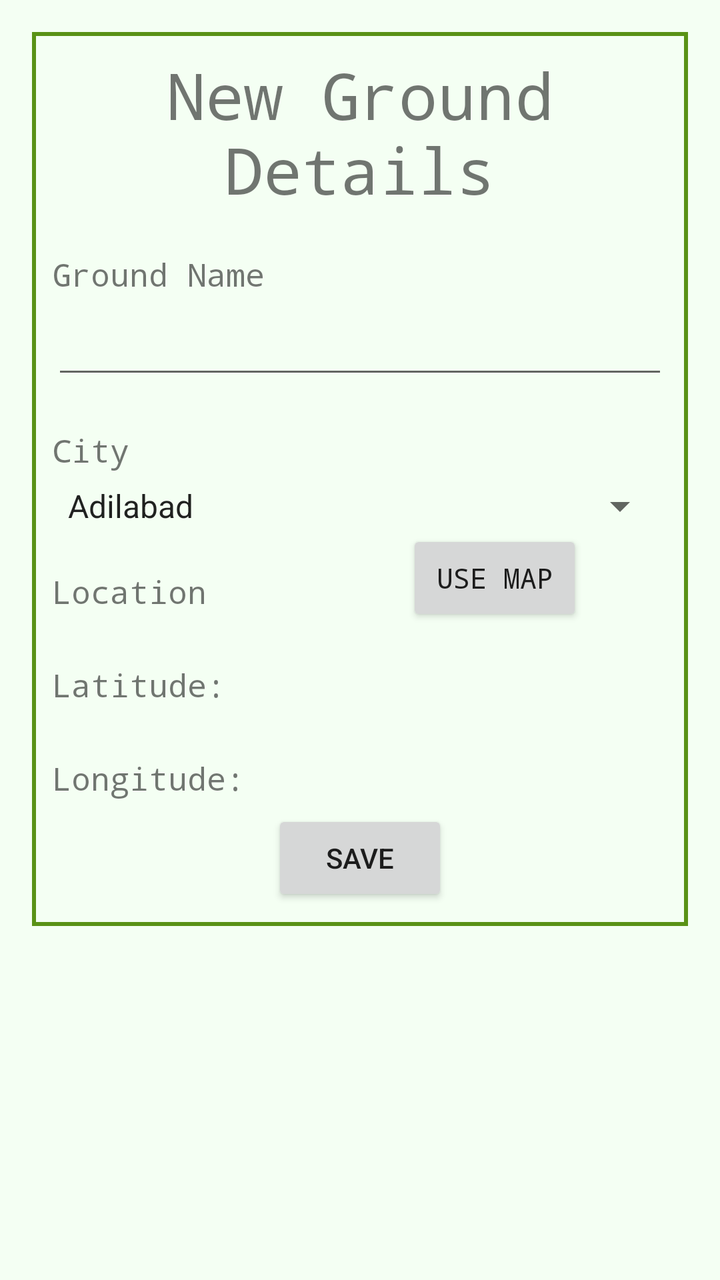
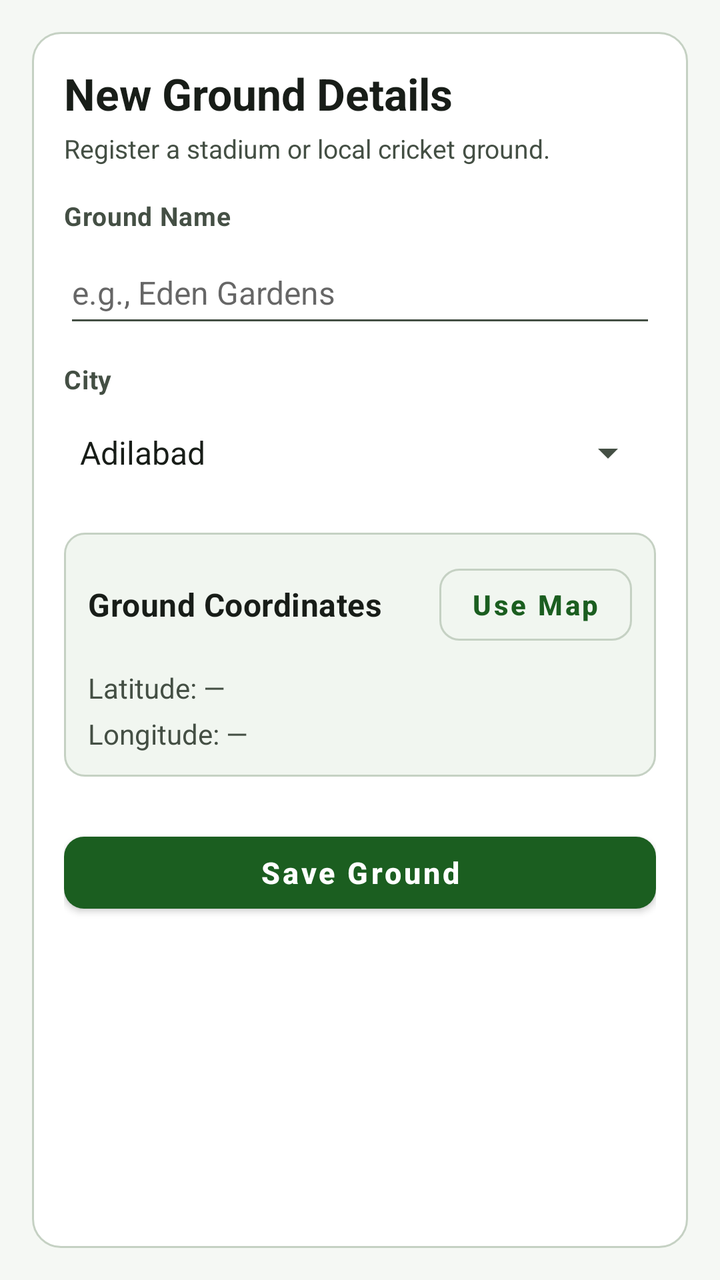

An Android layout rendered at two revisions. The XML below is the earlier revision; the diff shows what the commit changed to produce the second picture.
<!-- AndroidManifest.xml: application theme AppTheme -->
<!-- res/layout/activity_ground_details.xml -->
<?xml version="1.0" encoding="utf-8"?>
<ScrollView xmlns:android="http://schemas.android.com/apk/res/android"
    xmlns:tools="http://schemas.android.com/tools"
    android:id="@+id/activity_ground_details"
    android:layout_width="fill_parent"
    android:layout_height="fill_parent"
    android:paddingBottom="@dimen/activity_vertical_margin"
    android:paddingLeft="@dimen/activity_horizontal_margin"
    android:paddingRight="@dimen/activity_horizontal_margin"
    android:paddingTop="@dimen/activity_vertical_margin"
    android:background="@color/Color_Background"
    tools:context="com.example.android.cricketscoreboard.views.GroundDetailsActivity">

<RelativeLayout
    android:layout_width="match_parent"
    android:layout_height="wrap_content"
    android:background="@drawable/rectangle">

    <TextView
        android:id="@+id/groundDetails_text_view"
        android:layout_width="match_parent"
        android:layout_height="wrap_content"
        android:layout_centerHorizontal="true"
        android:fontFamily="monospace"
        android:text="New Ground Details"
        android:textAlignment="center"
        android:textSize="32sp" />
    <TextView
        android:id="@+id/groundName_text_view"
        android:layout_width="wrap_content"
        android:layout_height="wrap_content"
        android:layout_below="@id/groundDetails_text_view"
        android:fontFamily="monospace"
        android:paddingBottom="5dp"
        android:layout_marginTop="20dp"
        android:text="Ground Name"
        android:textSize="16sp"
        />
    <EditText
        android:id="@+id/groundName_edit_text"
        android:layout_width="match_parent"
        android:layout_height="wrap_content"
        android:layout_below="@id/groundName_text_view"
        android:inputType="textPersonName"
        android:lines="1"
        android:textAllCaps="false"
        android:textStyle="bold"
        android:typeface="monospace"
        android:hapticFeedbackEnabled="true"
        android:width="40dp" />
    <TextView
        android:id="@+id/City_text_view"
        android:layout_width="wrap_content"
        android:layout_height="wrap_content"
        android:layout_below="@id/groundName_edit_text"
        android:fontFamily="monospace"
        android:paddingBottom="5dp"
        android:layout_marginTop="20dp"

        android:text="City"
        android:textSize="16sp"
        />

    <Spinner
        android:id="@+id/city_spinner"
        android:layout_width="match_parent"
        android:layout_height="wrap_content"
        android:layout_below="@id/City_text_view"
        android:entries="@array/city_array"
        android:prompt="@string/city_prompt" />

    <TextView
        android:id="@+id/location_text_view"
        android:layout_width="wrap_content"
        android:layout_height="wrap_content"
        android:layout_below="@id/city_spinner"
        android:fontFamily="monospace"
        android:paddingBottom="5dp"
        android:layout_marginTop="20dp"

        android:text="Location"
        android:textSize="16sp"
        />
    <TextView
        android:id="@+id/latitude_text_view"
        android:layout_width="wrap_content"
        android:layout_height="wrap_content"
        android:layout_below="@id/location_text_view"
        android:fontFamily="monospace"
        android:paddingBottom="5dp"
        android:layout_marginTop="20dp"
        android:text="Latitude:"
        android:textSize="16sp"
        />
    <TextView
        android:id="@+id/longitude_text_view"
        android:layout_width="wrap_content"
        android:layout_height="wrap_content"
        android:layout_below="@id/latitude_text_view"
        android:fontFamily="monospace"
        android:paddingBottom="5dp"
        android:layout_marginTop="20dp"
        android:text="Longitude:"
        android:textSize="16sp"
        />
        <Button
            android:layout_width="wrap_content"
            android:layout_height="wrap_content"
            android:text="Use Map"
            android:fontFamily="monospace"
            android:layout_marginLeft="100dp"
            android:layout_below="@id/city_spinner"
            android:layout_toRightOf="@id/location_text_view"/>

    <Button
    android:layout_width="wrap_content"
    android:layout_height="wrap_content"
    android:layout_below="@id/longitude_text_view"
    android:layout_centerHorizontal="true"
    android:text="Save"/>


</RelativeLayout>

</ScrollView>
<!-- resources referenced by this layout -->
<resources>
  <color name="Color_Background">#F4FFF3</color>
  <!-- drawable rectangle (drawable) -->
  <?xml version="1.0" encoding="utf-8"?>
  <shape xmlns:android="http://schemas.android.com/apk/res/android" android:shape="rectangle" >
  
      <solid android:color="@color/Color_Background" />
      <stroke android:width="2dip" android:color="@color/colorPrimaryDark"/>
      <padding
          android:left="10dp"
          android:top="10dp"
          android:right="10dp"
          android:bottom="10dp" />
      <gradient
          android:angle="45"
          android:centerX= "2"
          android:centerY= "2"
          android:centerColor="@color/Color_Background"
          android:endColor="@color/Color_Background"
          android:gradientRadius="1000"
          android:startColor="@color/black_overlay"
          android:type="sweep"
          android:useLevel="false"
      />
      <size
          android:width="10dp"
          android:height="10dp" />
  </shape>
  <style name="AppTheme" parent="Theme.AppCompat.Light.DarkActionBar">
          
          <item name="colorPrimary">@color/colorPrimary</item>
          <item name="colorPrimaryDark">@color/colorPrimaryDark</item>
          <item name="colorAccent">@color/colorAccent</item>
      </style>
  <color name="colorPrimaryDark">#5a9216</color>
  <color name="black_overlay">#66000000</color>
  
      #5D4037
      26C6DA
  <color name="colorPrimary">#8bc34a</color>
  <color name="colorAccent">#E64A19</color>
  <!-- unchanged entries left out for length: 4 -->
</resources>

<!-- the commit's change to res/layout/activity_ground_details.xml (unified diff, before → after) -->
@@ -2,124 +2,130 @@
 <ScrollView xmlns:android="http://schemas.android.com/apk/res/android"
     xmlns:tools="http://schemas.android.com/tools"
     android:id="@+id/activity_ground_details"
-    android:layout_width="fill_parent"
-    android:layout_height="fill_parent"
+    android:layout_width="match_parent"
+    android:layout_height="match_parent"
+    android:background="@color/Color_Background"
+    android:fillViewport="true"
+    android:paddingLeft="@dimen/activity_horizontal_margin"
+    android:paddingTop="@dimen/activity_vertical_margin"
+    android:paddingRight="@dimen/activity_horizontal_margin"
     android:paddingBottom="@dimen/activity_vertical_margin"
-    android:paddingLeft="@dimen/activity_horizontal_margin"
-    android:paddingRight="@dimen/activity_horizontal_margin"
-    android:paddingTop="@dimen/activity_vertical_margin"
-    android:background="@color/Color_Background"
     tools:context="com.example.android.cricketscoreboard.views.GroundDetailsActivity">
 
-<RelativeLayout
-    android:layout_width="match_parent"
-    android:layout_height="wrap_content"
-    android:background="@drawable/rectangle">
-
-    <TextView
-        android:id="@+id/groundDetails_text_view"
+    <LinearLayout
         android:layout_width="match_parent"
         android:layout_height="wrap_content"
-        android:layout_centerHorizontal="true"
-        android:fontFamily="monospace"
-        android:text="New Ground Details"
-        android:textAlignment="center"
-        android:textSize="32sp" />
-    <TextView
-        android:id="@+id/groundName_text_view"
-        android:layout_width="wrap_content"
-        android:layout_height="wrap_content"
-        android:layout_below="@id/groundDetails_text_view"
-        android:fontFamily="monospace"
-        android:paddingBottom="5dp"
-        android:layout_marginTop="20dp"
-        android:text="Ground Name"
-        android:textSize="16sp"
-        />
-    <EditText
-        android:id="@+id/groundName_edit_text"
-        android:layout_width="match_parent"
-        android:layout_height="wrap_content"
-        android:layout_below="@id/groundName_text_view"
-        android:inputType="textPersonName"
-        android:lines="1"
-        android:textAllCaps="false"
-        android:textStyle="bold"
-        android:typeface="monospace"
-        android:hapticFeedbackEnabled="true"
-        android:width="40dp" />
-    <TextView
-        android:id="@+id/City_text_view"
-        android:layout_width="wrap_content"
-        android:layout_height="wrap_content"
-        android:layout_below="@id/groundName_edit_text"
-        android:fontFamily="monospace"
-        android:paddingBottom="5dp"
-        android:layout_marginTop="20dp"
+        android:background="@drawable/rectangle"
+        android:orientation="vertical"
+        android:padding="@dimen/space_lg">
 
-        android:text="City"
-        android:textSize="16sp"
-        />
+        <TextView
+            android:id="@+id/groundDetails_text_view"
+            android:layout_width="match_parent"
+            android:layout_height="wrap_content"
+            android:text="New Ground Details"
+            android:textAppearance="@style/TextAppearance.Cricket.ScreenTitle" />
 
-    <Spinner
-        android:id="@+id/city_spinner"
-        android:layout_width="match_parent"
-        android:layout_height="wrap_content"
-        android:layout_below="@id/City_text_view"
-        android:entries="@array/city_array"
-        android:prompt="@string/city_prompt" />
+        <TextView
+            android:layout_width="match_parent"
+            android:layout_height="wrap_content"
+            android:layout_marginTop="4dp"
+            android:text="Register a stadium or local cricket ground."
+            android:textColor="@color/colorTextSecondary"
+            android:textSize="13sp" />
 
-    <TextView
-        android:id="@+id/location_text_view"
-        android:layout_width="wrap_content"
-        android:layout_height="wrap_content"
-        android:layout_below="@id/city_spinner"
-        android:fontFamily="monospace"
-        android:paddingBottom="5dp"
-        android:layout_marginTop="20dp"
-
-        android:text="Location"
-        android:textSize="16sp"
-        />
-    <TextView
-        android:id="@+id/latitude_text_view"
-        android:layout_width="wrap_content"
-        android:layout_height="wrap_content"
-        android:layout_below="@id/location_text_view"
-        android:fontFamily="monospace"
-        android:paddingBottom="5dp"
-        android:layout_marginTop="20dp"
-        android:text="Latitude:"
-        android:textSize="16sp"
-        />
-    <TextView
-        android:id="@+id/longitude_text_view"
-        android:layout_width="wrap_content"
-        android:layout_height="wrap_content"
-        android:layout_below="@id/latitude_text_view"
-        android:fontFamily="monospace"
-        android:paddingBottom="5dp"
-        android:layout_marginTop="20dp"
-        android:text="Longitude:"
-        android:textSize="16sp"
-        />
-        <Button
+        <TextView
+            android:id="@+id/groundName_text_view"
             android:layout_width="wrap_content"
             android:layout_height="wrap_content"
-            android:text="Use Map"
-            android:fontFamily="monospace"
-            android:layout_marginLeft="100dp"
-            android:layout_below="@id/city_spinner"
-            android:layout_toRightOf="@id/location_text_view"/>
+            android:layout_marginTop="@dimen/space_lg"
+            android:text="Ground Name"
+            android:textAppearance="@style/TextAppearance.Cricket.FieldLabel" />
 
-    <Button
-    android:layout_width="wrap_content"
-    android:layout_height="wrap_content"
-    android:layout_below="@id/longitude_text_view"
-    android:layout_centerHorizontal="true"
-    android:text="Save"/>
+        <EditText
+            android:id="@+id/groundName_edit_text"
+            android:layout_width="match_parent"
+            android:layout_height="wrap_content"
+            android:layout_marginTop="4dp"
+            android:hapticFeedbackEnabled="true"
+            android:hint="e.g., Eden Gardens"
+            android:inputType="textPersonName|textCapWords"
+            android:lines="1"
+            android:minHeight="48dp"
+            android:textAllCaps="false"
+            android:textSize="16sp" />
 
+        <TextView
+            android:id="@+id/City_text_view"
+            android:layout_width="wrap_content"
+            android:layout_height="wrap_content"
+            android:layout_marginTop="@dimen/space_md"
+            android:text="City"
+            android:textAppearance="@style/TextAppearance.Cricket.FieldLabel" />
 
-</RelativeLayout>
+        <Spinner
+            android:id="@+id/city_spinner"
+            android:layout_width="match_parent"
+            android:layout_height="wrap_content"
+            android:layout_marginTop="4dp"
+            android:entries="@array/city_array"
+            android:minHeight="48dp"
+            android:prompt="@string/city_prompt" />
 
+        <LinearLayout
+            android:layout_width="match_parent"
+            android:layout_height="wrap_content"
+            android:layout_marginTop="@dimen/space_lg"
+            android:background="@drawable/bg_stat_chip"
+            android:orientation="vertical"
+            android:padding="@dimen/space_md">
+
+            <LinearLayout
+                android:layout_width="match_parent"
+                android:layout_height="wrap_content"
+                android:gravity="center_vertical"
+                android:orientation="horizontal">
+
+                <TextView
+                    android:id="@+id/location_text_view"
+                    android:layout_width="0dp"
+                    android:layout_height="wrap_content"
+                    android:layout_weight="1"
+                    android:text="Ground Coordinates"
+                    android:textAppearance="@style/TextAppearance.Cricket.SectionTitle" />
+
+                <Button
+                    style="@style/Widget.Cricket.OutlinedButton"
+                    android:layout_width="wrap_content"
+                    android:layout_height="wrap_content"
+                    android:text="Use Map" />
+            </LinearLayout>
+
+            <TextView
+                android:id="@+id/latitude_text_view"
+                android:layout_width="wrap_content"
+                android:layout_height="wrap_content"
+                android:layout_marginTop="8dp"
+                android:text="Latitude: —"
+                android:textColor="@color/colorTextSecondary"
+                android:textSize="14sp" />
+
+            <TextView
+                android:id="@+id/longitude_text_view"
+                android:layout_width="wrap_content"
+                android:layout_height="wrap_content"
+                android:layout_marginTop="4dp"
+                android:text="Longitude: —"
+                android:textColor="@color/colorTextSecondary"
+                android:textSize="14sp" />
+        </LinearLayout>
+
+        <Button
+            style="@style/Widget.Cricket.PrimaryButton"
+            android:layout_width="match_parent"
+            android:layout_height="wrap_content"
+            android:layout_marginTop="@dimen/space_xl"
+            android:text="Save Ground" />
+
+    </LinearLayout>
 </ScrollView>
<!-- resource entries referenced after the edit -->
@@ -1,45 +1,104 @@
 <!-- resources referenced by this layout -->
 <resources>
-  <color name="Color_Background">#F4FFF3</color>
+  <color name="Color_Background">#F5F8F4</color>
+  <color name="colorTextSecondary">#444F44</color>
+  <dimen name="space_lg">16dp</dimen>
+  <dimen name="space_md">12dp</dimen>
+  <dimen name="space_xl">24dp</dimen>
+  <!-- drawable bg_stat_chip (drawable) -->
+  <?xml version="1.0" encoding="utf-8"?>
+  <shape xmlns:android="http://schemas.android.com/apk/res/android"
+      android:shape="rectangle">
+      <solid android:color="@color/colorSurfaceElevated" />
+      <corners android:radius="10dp" />
+      <stroke
+          android:width="1dp"
+          android:color="@color/colorOutline" />
+      <padding
+          android:bottom="10dp"
+          android:left="12dp"
+          android:right="12dp"
+          android:top="10dp" />
+  </shape>
   <!-- drawable rectangle (drawable) -->
   <?xml version="1.0" encoding="utf-8"?>
-  <shape xmlns:android="http://schemas.android.com/apk/res/android" android:shape="rectangle" >
-  
-      <solid android:color="@color/Color_Background" />
-      <stroke android:width="2dip" android:color="@color/colorPrimaryDark"/>
+  <shape xmlns:android="http://schemas.android.com/apk/res/android"
+      android:shape="rectangle">
+      <solid android:color="@color/colorSurface" />
+      <corners android:radius="@dimen/card_corner_radius" />
+      <stroke
+          android:width="1dp"
+          android:color="@color/colorOutline" />
       <padding
-          android:left="10dp"
-          android:top="10dp"
-          android:right="10dp"
-          android:bottom="10dp" />
-      <gradient
-          android:angle="45"
-          android:centerX= "2"
-          android:centerY= "2"
-          android:centerColor="@color/Color_Background"
-          android:endColor="@color/Color_Background"
-          android:gradientRadius="1000"
-          android:startColor="@color/black_overlay"
-          android:type="sweep"
-          android:useLevel="false"
-      />
-      <size
-          android:width="10dp"
-          android:height="10dp" />
+          android:bottom="14dp"
+          android:left="14dp"
+          android:right="14dp"
+          android:top="14dp" />
   </shape>
-  <style name="AppTheme" parent="Theme.AppCompat.Light.DarkActionBar">
-          
+  <style name="TextAppearance.Cricket.FieldLabel" parent="TextAppearance.MaterialComponents.Body2">
+          <item name="android:textSize">13sp</item>
+          <item name="android:textStyle">bold</item>
+          <item name="android:textColor">@color/colorTextSecondary</item>
+          <item name="android:fontFamily">sans-serif-medium</item>
+      </style>
+  <style name="TextAppearance.Cricket.ScreenTitle" parent="TextAppearance.MaterialComponents.Headline5">
+          <item name="android:textSize">22sp</item>
+          <item name="android:textStyle">bold</item>
+          <item name="android:textColor">@color/colorTextPrimary</item>
+          <item name="android:fontFamily">sans-serif-medium</item>
+      </style>
+  <style name="TextAppearance.Cricket.SectionTitle" parent="TextAppearance.MaterialComponents.Subtitle1">
+          <item name="android:textSize">16sp</item>
+          <item name="android:textStyle">bold</item>
+          <item name="android:textColor">@color/colorTextPrimary</item>
+          <item name="android:fontFamily">sans-serif-medium</item>
+      </style>
+  <style name="Widget.Cricket.OutlinedButton" parent="Widget.MaterialComponents.Button.OutlinedButton">
+          <item name="android:minHeight">@dimen/min_touch_target</item>
+          <item name="android:textAllCaps">false</item>
+          <item name="android:textStyle">bold</item>
+          <item name="android:textSize">14sp</item>
+          <item name="cornerRadius">@dimen/button_corner_radius</item>
+          <item name="strokeColor">@color/colorOutline</item>
+      </style>
+  <style name="Widget.Cricket.PrimaryButton" parent="Widget.MaterialComponents.Button">
+          <item name="android:minHeight">@dimen/min_touch_target</item>
+          <item name="android:textAllCaps">false</item>
+          <item name="android:textStyle">bold</item>
+          <item name="android:textSize">15sp</item>
+          <item name="cornerRadius">@dimen/button_corner_radius</item>
+      </style>
+  <style name="AppTheme" parent="Theme.MaterialComponents.DayNight.DarkActionBar">
           <item name="colorPrimary">@color/colorPrimary</item>
           <item name="colorPrimaryDark">@color/colorPrimaryDark</item>
+          <item name="colorPrimaryVariant">@color/colorPrimaryVariant</item>
+          <item name="colorOnPrimary">@color/colorOnPrimary</item>
           <item name="colorAccent">@color/colorAccent</item>
+          <item name="colorSecondary">@color/colorSecondary</item>
+          <item name="colorSecondaryVariant">@color/colorSecondaryVariant</item>
+          <item name="colorOnSecondary">@color/colorOnSecondary</item>
+          <item name="android:colorBackground">@color/Color_Background</item>
+          <item name="colorSurface">@color/colorSurface</item>
+          <item name="colorOnSurface">@color/colorTextPrimary</item>
+          <item name="android:textColorPrimary">@color/colorTextPrimary</item>
+          <item name="android:textColorSecondary">@color/colorTextSecondary</item>
+          <item name="android:statusBarColor">@color/colorPrimaryDark</item>
       </style>
-  <color name="colorPrimaryDark">#5a9216</color>
-  <color name="black_overlay">#66000000</color>
-  
-      #5D4037
-      26C6DA
-  <color name="colorPrimary">#8bc34a</color>
-  <color name="colorAccent">#E64A19</color>
+  <color name="colorSurfaceElevated">#F1F6F0</color>
+  <color name="colorOutline">#C5D1C3</color>
+  <color name="colorSurface">#FFFFFF</color>
+  <dimen name="card_corner_radius">14dp</dimen>
+  <color name="colorTextPrimary">#181D18</color>
+  <dimen name="min_touch_target">48dp</dimen>
+  <dimen name="button_corner_radius">10dp</dimen>
+  <color name="colorPrimaryDark">#0D3B10</color>
+  <color name="colorPrimaryVariant">#2E7D32</color>
+  <color name="colorOnPrimary">#FFFFFF</color>
+  <color name="colorPrimary">#1B5E20</color>
+  <color name="colorAccent">#C62828</color>
+  <color name="colorSecondary">#C62828</color>
+  <color name="colorSecondaryVariant">#8E0000</color>
+  <color name="colorOnSecondary">#FFFFFF</color>
   <!-- unchanged entries left out for length: 4 -->
 </resources>
 
